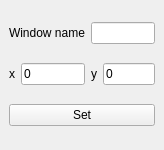
This is mainwindow.ui in ApourtArtt/WindowsMover as Qt 5 draws it before an edit. The edited form follows.
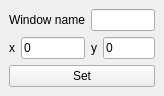
This is the edited form.

Commit message: Fix crash and memory leak

```diff
--- a/mainwindow.ui
+++ b/mainwindow.ui
@@ -7,7 +7,7 @@
     <x>0</x>
     <y>0</y>
     <width>164</width>
-    <height>150</height>
+    <height>93</height>
    </rect>
   </property>
   <property name="windowTitle">
```
The commit also changes 1 other file.
